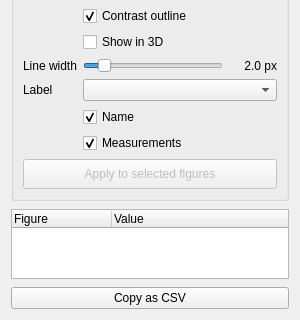
The window that Plugins/org.mitk.gui.qt.measurementtoolbox/src/internal/QmitkMeasurementViewControls.ui (MITK/MITK) describes before a commit, drawn with Qt 5; both pictures show x 0 to 300 and y 282 to 602 of the 300 by 602 pixel window.
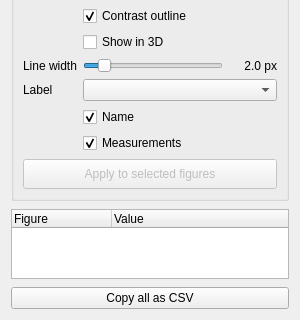
The same window after the commit. Custom widgets are drawn as their Qt base class.

Commit message:
Clarify hints and the copy button of measurements
The hint now says outline in both sentences, an active tool instead of
an armed one, and the copy button names what it copies.

What changed in the file:
```diff
--- a/Plugins/org.mitk.gui.qt.measurementtoolbox/src/internal/QmitkMeasurementViewControls.ui
+++ b/Plugins/org.mitk.gui.qt.measurementtoolbox/src/internal/QmitkMeasurementViewControls.ui
@@ -429,7 +429,7 @@
       <string>Copy the measurements of the selected figures, or of all figures, as comma-separated values</string>
      </property>
      <property name="text">
-      <string>Copy as CSV</string>
+      <string>Copy all as CSV</string>
      </property>
     </widget>
    </item>
```
The commit also changes 3 other files.
